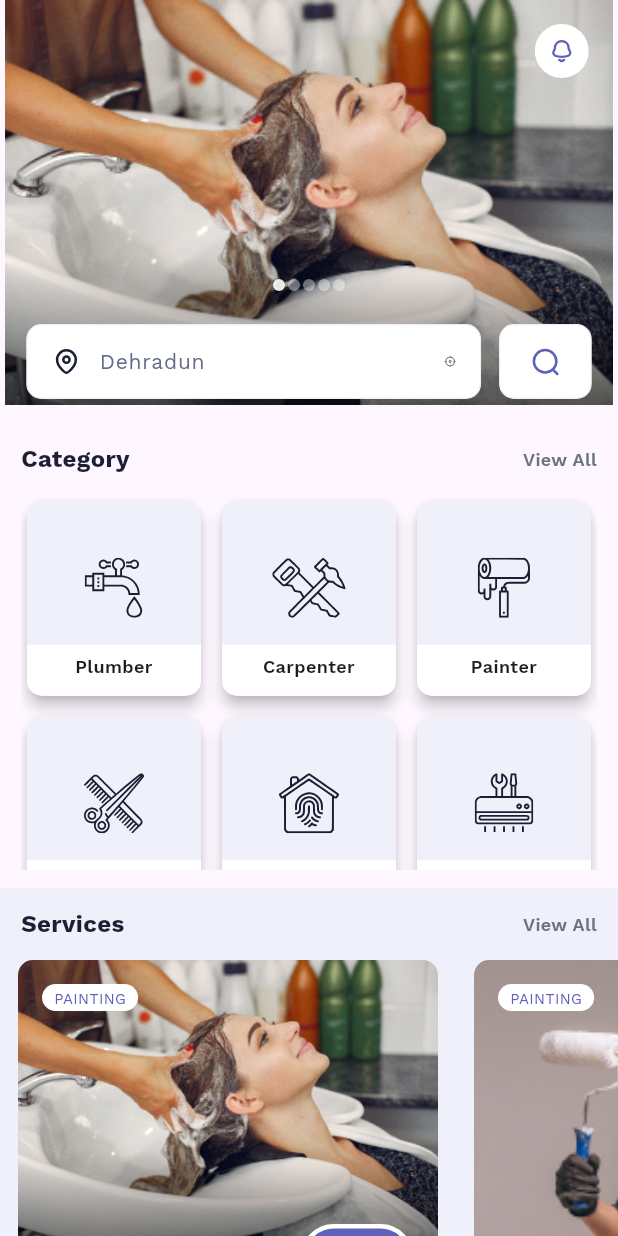
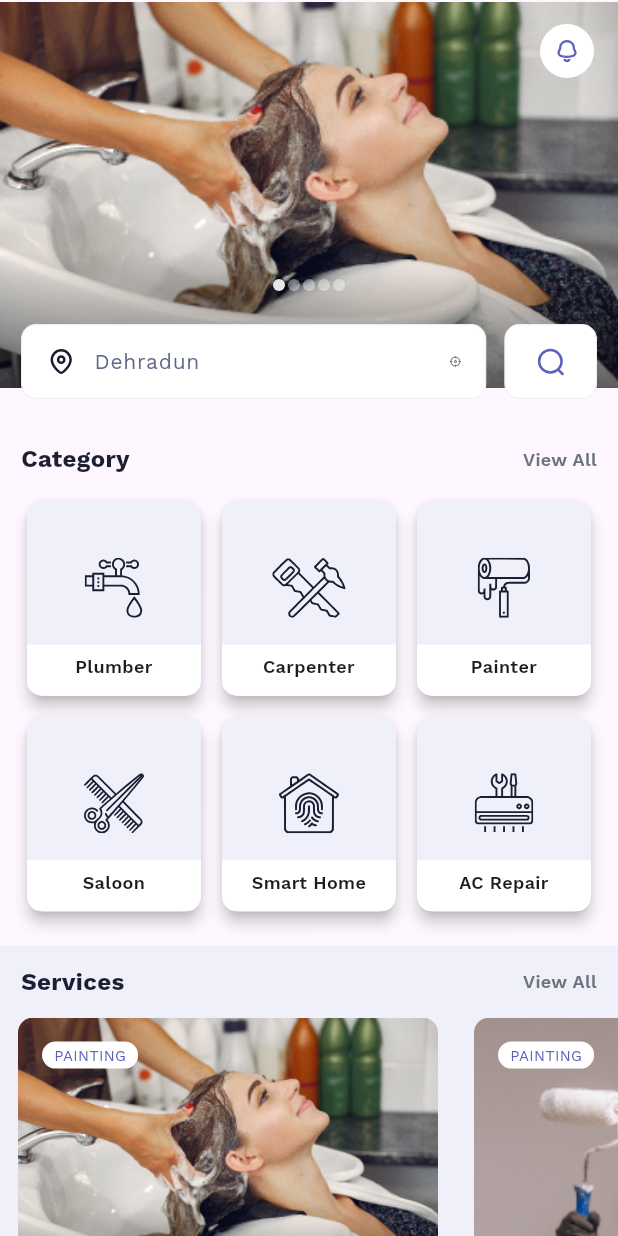
Before and after one commit to PearlOrganisationApplications/mistriOnCall, a Flutter app: the Home screen opened directly, on a phone screen of 412 x 824 dp. Run offline on Flutter 3.47's test engine with Material 3 defaults, Android fonts, the phone set to English and light mode, and no system bars; drawn by our look-alikes of carousel_slider; our stand-ins replace charts_flutter, firebase_core, flutter_rating_bar, flutter_svg; accounts and stored records are empty.

Commit message:
fix UI Bugs

```diff
--- a/lib/ui/home/home.dart
+++ b/lib/ui/home/home.dart
@@ -8,6 +8,18 @@
 
 import '../../model/Category.dart';
 import '../../utils/constants/CommonFunctions.dart';
+
+double calculateBottomPadding(BuildContext context, double basePadding) {
+
+  double threshold = 600.0;
+  if (MediaQuery.of(context).size.width < threshold) {
+
+    return basePadding * 1.5;
+  } else {
+
+    return basePadding;
+  }
+}
 
 class Home extends StatefulWidget {
   Home({super.key});
@@ -42,9 +54,12 @@
                 color: Colors.transparent,
                 child: Stack(
                   children: [
-                    CarouselSlider(
+                    Container(
+                      height: 260,
+                      child: CarouselSlider(
                         items: imgList.map((item) {
                           return Container(
+                            height: 160,
                             decoration: BoxDecoration(
                                 image: DecorationImage(
                               image: AssetImage(
@@ -59,13 +74,14 @@
                           autoPlay: true,
                           animateToClosest: true,
                           enlargeCenterPage: true,
-                        aspectRatio: 1.5,
+                          aspectRatio: 1.6,
                           viewportFraction: 1.0,
                           onPageChanged: (index, reason) {
                             setState(() {
                               _current = index;
                             });
                           },
+                        ),
                       ),
                     ),
                     Positioned(
@@ -78,7 +94,7 @@
                         )),
                     Positioned(
                       left: 0,
-                      bottom: 75,
+                      bottom: calculateBottomPadding(context, 50),
                       right: 0,
                       child: Row(
                         mainAxisAlignment: MainAxisAlignment.center,
@@ -113,7 +129,7 @@
                     ),
                     Positioned(
                       left: 0,
-                      bottom: 0,
+                      bottom: calculateBottomPadding(context, 0),
                       right: 0,
                       child: Container(
                         margin: const EdgeInsets.symmetric(
@@ -218,7 +234,7 @@
               const SizedBox(height: 12),
               Container(
                 padding: const EdgeInsets.symmetric(horizontal: 14.0),
-                height: 250,
+                height:MediaQuery.of(context).size.height*0.35,
                 child: GridView.builder(
                   physics: const NeverScrollableScrollPhysics(),
                   gridDelegate: const SliverGridDelegateWithFixedCrossAxisCount(
@@ -463,14 +479,14 @@
               const SizedBox(height: 24),
               Container(
                 width: double.infinity,
-                height: 270,
+                height: 290,
                 child: Column(
                   children: [
                     CarouselSlider(
                       items: imgList.map((item) {
                         return Container(
-                          height: 160,
-                          margin: const EdgeInsets.symmetric(horizontal: 14.0),
+                          height: 170,
+                          // margin: const EdgeInsets.symmetric(horizontal: 14.0),
                           decoration: BoxDecoration(
                               color: Colors.white,
                               borderRadius: BorderRadius.circular(20.0),
@@ -533,7 +549,7 @@
                 ),
               ),
               Container(
-                height: 400,
+                height: 375,
                 color: Colors.transparent,
                 child: Column(
                   children: [
@@ -558,7 +574,7 @@
                     ),
                     const SizedBox(height: 12),
                     Container(
-                      height: MediaQuery.of(context).size.height * .4,
+                      height: 290,
                       margin: EdgeInsets.symmetric(horizontal: 8),
                       child: ListView.builder(
                         scrollDirection: Axis.horizontal,
```
Also changed, not shown: pubspec.yaml (+2 -27 lines), pubspec.lock. Lines whose indentation alone changed are shown as unchanged.
